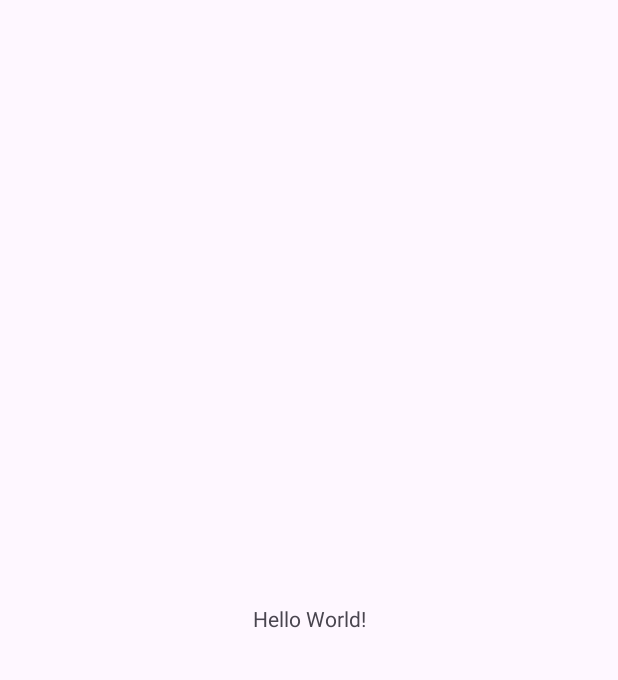
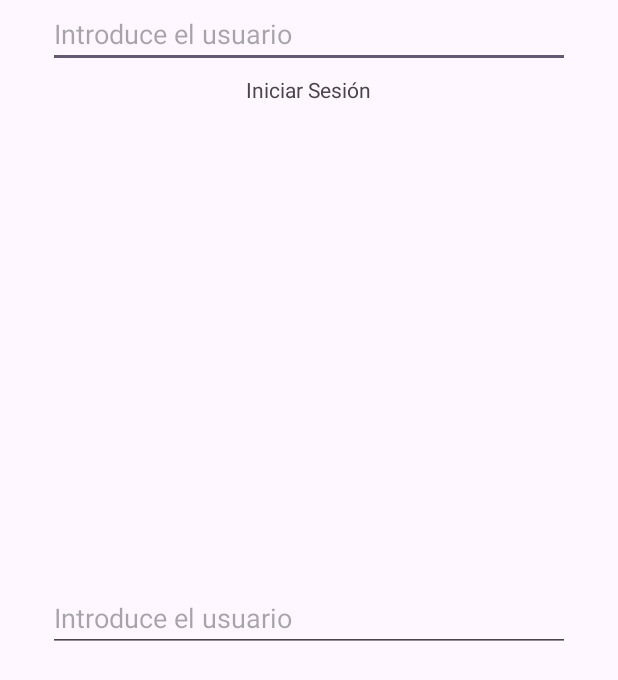
Before and after one commit to AlejandroBlascoChafer/Banco-Alejandro-Blasco, an Android app: the screen it shows after launch (MainActivity), on a phone screen of 412 x 824 dp. Before the commit the part shown is almost empty. Shown: the top 680 px of the screen. Run offline under Robolectric (Android 15) with nearby library versions, the phone set to English and light mode, and no system bars.

Commit message:
First commit

```diff
--- a/app/src/main/res/layout/activity_main.xml
+++ b/app/src/main/res/layout/activity_main.xml
@@ -1,5 +1,5 @@
 <?xml version="1.0" encoding="utf-8"?>
-<androidx.constraintlayout.widget.ConstraintLayout xmlns:android="http://schemas.android.com/apk/res/android"
+<androidx.coordinatorlayout.widget.CoordinatorLayout xmlns:android="http://schemas.android.com/apk/res/android"
     xmlns:app="http://schemas.android.com/apk/res-auto"
     xmlns:tools="http://schemas.android.com/tools"
     android:id="@+id/main"
@@ -7,13 +7,33 @@
     android:layout_height="match_parent"
     tools:context=".MainActivity">
 
+
     <TextView
+        android:id="@+id/tvIniciarSesion"
         android:layout_width="wrap_content"
         android:layout_height="wrap_content"
-        android:text="Hello World!"
-        app:layout_constraintBottom_toBottomOf="parent"
-        app:layout_constraintEnd_toEndOf="parent"
-        app:layout_constraintStart_toStartOf="parent"
-        app:layout_constraintTop_toTopOf="parent" />
+        android:layout_gravity="center_horizontal"
+        android:layout_marginTop="50dp"
+        android:text="@string/iniciar_sesion" />
+    <EditText
+        android:id="@+id/etUsuario"
+        android:layout_width="match_parent"
+        android:layout_height="wrap_content"
+        android:layout_gravity=""
+        android:hint="@string/usuario"
+        android:inputType="text"
+        android:layout_marginStart="32dp"
+        android:layout_marginEnd="32dp"/>
 
-</androidx.constraintlayout.widget.ConstraintLayout>
+    <EditText
+        android:id="@+id/etPassword"
+        android:layout_width="match_parent"
+        android:layout_height="wrap_content"
+        android:layout_gravity="center_vertical"
+        android:hint="@string/usuario"
+        android:inputType="text"
+        android:layout_marginStart="32dp"
+        android:layout_marginEnd="32dp"/>
+
+
+</androidx.coordinatorlayout.widget.CoordinatorLayout>
--- a/app/src/main/res/values/strings.xml
+++ b/app/src/main/res/values/strings.xml
@@ -1,3 +1,5 @@
 <resources>
     <string name="app_name">T3A3-Blasco-Alejandro</string>
+    <string name="usuario">Introduce el usuario</string>
+    <string name="iniciar_sesion">Iniciar Sesión</string>
 </resources>
```
